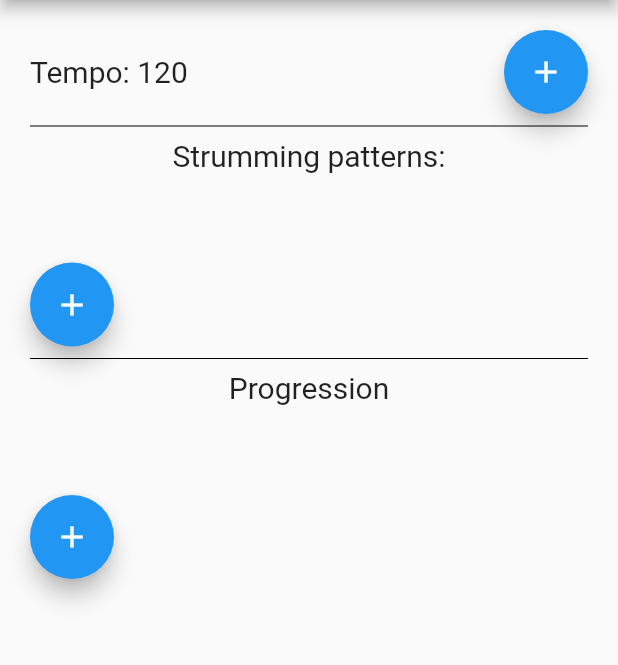
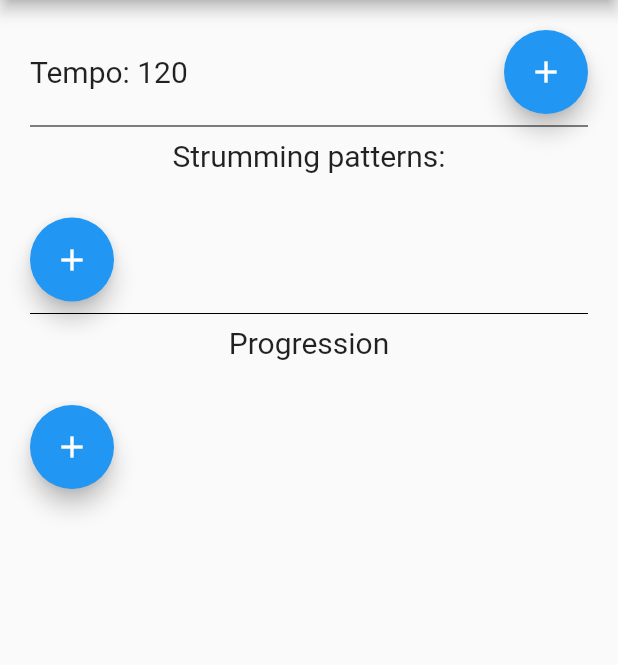
Before and after one commit to ZuchowskiM/Choorts, a Flutter app: the SongDetails screen opened directly, on a phone screen of 412 x 824 dp, the part 84-749 px from its top. Run offline on Flutter 3.47's test engine with Material 2 defaults, Android fonts, the light colour scheme and no system bars; our stand-ins replace sqflite; accounts and stored records are empty.

Commit message:
removed sizedBoxes in songsDetails

```diff
--- a/lib/songDetails.dart
+++ b/lib/songDetails.dart
@@ -337,7 +337,7 @@ class _SongDetailsState extends State<SongDetails> {
             ],),
             SizedBox(height: 30),
             StrummingPatternList(strummingPattern: strummingPatterns),
-            SizedBox(height: 30),
+            //SizedBox(height: 30),
             Row( children: [
               FloatingActionButton(onPressed: () {
                 showAddStrummingDialog(context);
@@ -355,7 +355,7 @@ class _SongDetailsState extends State<SongDetails> {
             ],),
             SizedBox(height: 30),
             getProgressionsList(),
-            SizedBox(height: 30),
+            //SizedBox(height: 30),
             Row(children: [
               FloatingActionButton(onPressed: () {
                 showAddProgressionDialog(context);
```
